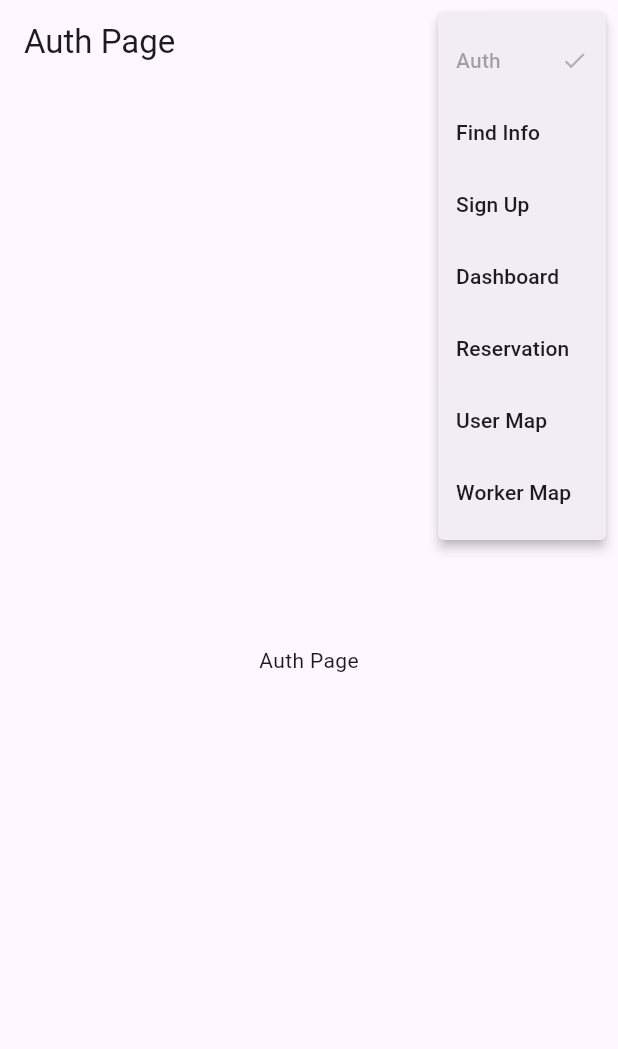
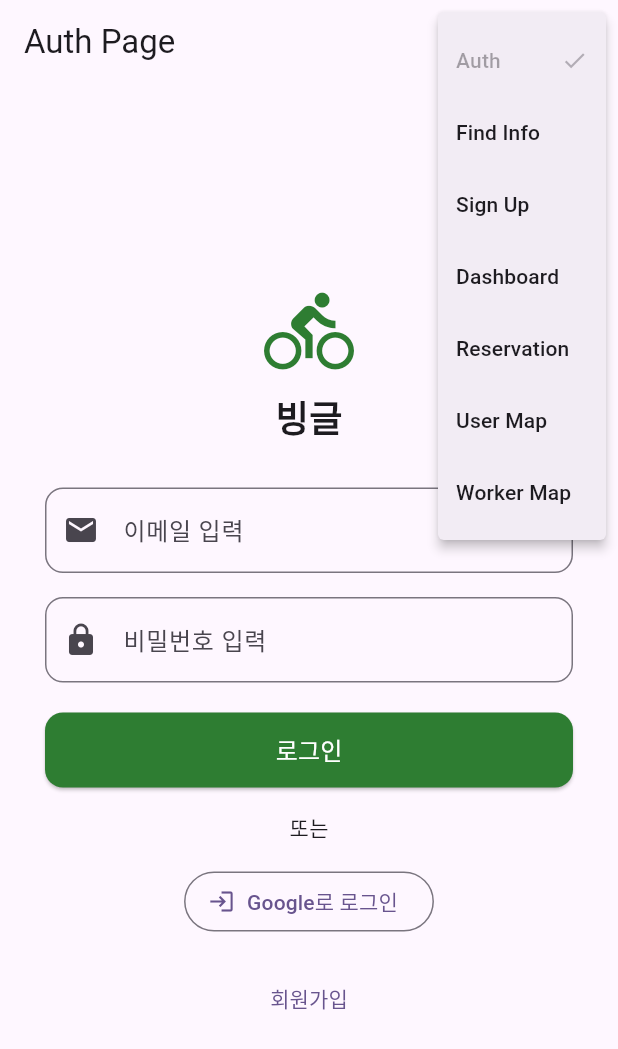
Before and after one commit to Hgracefield/beangle_project, a Flutter app: the screen it shows after launch, after a tap on the "route" icon, on a phone screen of 412 x 824 dp. Shown: the top 1049 px of the screen. Run offline on Flutter 3.47's test engine with Material 3 defaults, Android fonts, the phone set to English and light mode, and no system bars; our stand-ins replace get.

Commit message:
프런트

```diff
--- a/beangle_app/lib/auth/auth_page.dart
+++ b/beangle_app/lib/auth/auth_page.dart
@@ -1,5 +1,9 @@
+import 'package:beangle_app/auth/auth_sign_page.dart';
+import 'package:beangle_app/auth/custom_textfield.dart';
+import 'package:beangle_app/auth/primaryButton.dart';
 import 'package:flutter/material.dart';
 import 'package:beangle_app/app_shell.dart';
+import 'package:get/get.dart';
 
 class AuthPage extends StatefulWidget {
   const AuthPage({super.key});
@@ -11,10 +15,64 @@ class AuthPage extends StatefulWidget {
 class _AuthPageState extends State<AuthPage> {
   @override
   Widget build(BuildContext context) {
-    return const AppPageScaffold(
+    return AppPageScaffold(
       title: 'Auth Page',
       currentRoute: AppRoutes.auth,
-      body: Center(child: Text('Auth Page')),
+      body: Center(
+        child: Container(
+          width: 400,
+          padding: EdgeInsets.all(24),
+          child: Column(
+            mainAxisAlignment: MainAxisAlignment.center,
+            children: [
+              Icon(Icons.directions_bike, size: 60, color: Color(0xFF2E7D32)),
+              SizedBox(height: 10),
+              Text("빙글", style: TextStyle(fontSize: 24, fontWeight: FontWeight.bold)),
+
+              SizedBox(height: 30),
+
+              CustomTextField(
+                hint: "이메일 입력",
+                icon: Icons.email,
+              ),
+              SizedBox(height: 16),
+
+              CustomTextField(
+                hint: "비밀번호 입력",
+                icon: Icons.lock,
+                obscure: true,
+              ),
+
+              SizedBox(height: 20),
+
+              PrimaryButton(
+                text: "로그인",
+                onPressed: () {},
+              ),
+
+              SizedBox(height: 16),
+              Text("또는"),
+
+              SizedBox(height: 16),
+
+              OutlinedButton.icon(
+                onPressed: () {},
+                icon: Icon(Icons.login),
+                label: Text("Google로 로그인"),
+              ),
+
+              SizedBox(height: 16),
+
+              TextButton(
+                onPressed: () {
+                  Get.to(AuthSignPage());
+                },
+                child: Text("회원가입"),
+              )
+            ],
+          ),
+        ),
+      ),
     );
   }
 }
--- /dev/null
+++ b/beangle_app/lib/auth/custom_textfield.dart
@@ -0,0 +1,28 @@
+import 'package:flutter/material.dart';
+
+class CustomTextField extends StatelessWidget {
+  final String hint;
+  final IconData icon;
+  final bool obscure;
+
+  const CustomTextField({
+    super.key,
+    required this.hint,
+    required this.icon,
+    this.obscure = false,
+  });
+
+  @override
+  Widget build(BuildContext context) {
+    return TextField(
+      obscureText: obscure,
+      decoration: InputDecoration(
+        prefixIcon: Icon(icon),
+        hintText: hint,
+        border: OutlineInputBorder(
+          borderRadius: BorderRadius.circular(12),
+        ),
+      ),
+    );
+  }
+}
--- /dev/null
+++ b/beangle_app/lib/auth/primaryButton.dart
@@ -0,0 +1,31 @@
+import 'package:flutter/material.dart';
+
+class PrimaryButton extends StatelessWidget {
+  final String text;
+  final VoidCallback onPressed;
+
+  const PrimaryButton({
+    super.key,
+    required this.text,
+    required this.onPressed,
+  });
+
+  @override
+  Widget build(BuildContext context) {
+    return SizedBox(
+      width: double.infinity,
+      height: 50,
+      child: ElevatedButton(
+        style: ElevatedButton.styleFrom(
+          backgroundColor: Color(0xFF2E7D32),
+          foregroundColor: Colors.white,
+          shape: RoundedRectangleBorder(
+            borderRadius: BorderRadius.circular(12),
+          ),
+        ),
+        onPressed: onPressed,
+        child: Text(text, style: TextStyle(fontSize: 16)),
+      ),
+    );
+  }
+}
```
Also changed, not shown: beangle_app/lib/auth/auth_sign_page.dart (+64 -2 lines).
